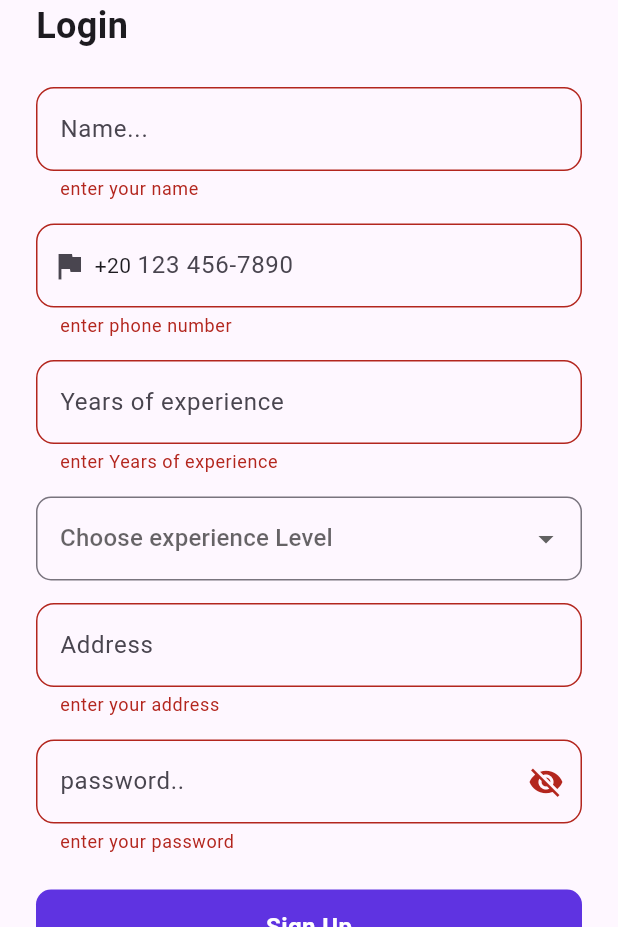
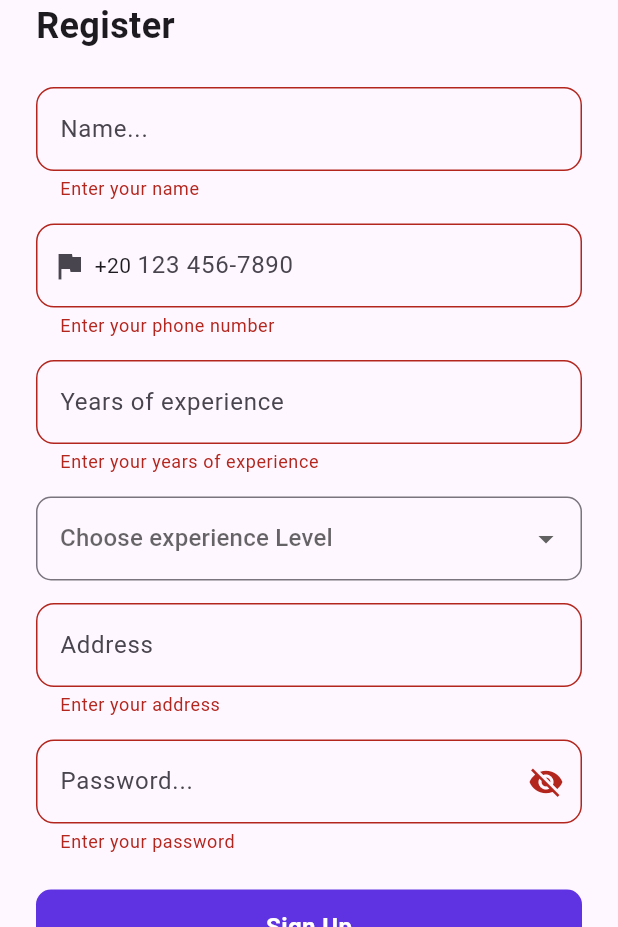
Before and after one commit to abd0-kha1ed/tasky_app, a Flutter app: the SignUpView screen opened by its route, after a tap on "Sign Up", on a phone screen of 412 x 824 dp, the part 309-1236 px from its top. Run offline on Flutter 3.47's test engine with Material 3 defaults, Android fonts, the phone set to English and light mode, and no system bars; our stand-ins replace bloc, dartz, device_preview, dio, flutter_bloc, get_it and 2 more; accounts and stored records are empty.

Commit message:
fix error

```diff
--- a/lib/core/api/api_interceptors.dart
+++ b/lib/core/api/api_interceptors.dart
@@ -7,7 +7,7 @@ class ApiInterceptor extends Interceptor {
   void onRequest(RequestOptions options, RequestInterceptorHandler handler) {
     options.headers[ApiKey.accessToken] =
         CacheHelper().getData(key: ApiKey.accessToken) != null
-            ? 'FOODAPI ${CacheHelper().getData(key: ApiKey.accessToken)}'
+            ? '${CacheHelper().getData(key: ApiKey.accessToken)}'
             : null;
     super.onRequest(options, handler);
   }
--- a/lib/core/api/end_points.dart
+++ b/lib/core/api/end_points.dart
@@ -11,7 +11,7 @@ class EndPoint {
 class ApiKey {
   static String status = "status";
   static String errorMessage = "ErrorMessage";
-  static String experienceYear = "experienceYears";
+  static String experinceYear = "experienceYears";
   static const String id = "_id";
   static const String phoneNumber = "phone";
   static const String password = "password";
@@ -19,7 +19,7 @@ class ApiKey {
   static const String refreshToken = "refresh_token";
   static const String address = "address";
   static String message = "message";
-  static String experienceLevel = "level";
+  static String expericneLevel = "level";
   static String name = "displayName";
 
   static String confirmPassword = "confirmPassword";
--- a/lib/feature/auth/data/data source/auth_remote_data_source.dart
+++ b/lib/feature/auth/data/data source/auth_remote_data_source.dart
@@ -43,8 +43,8 @@ class AuthRemoteDataSource {
         data: {
           ApiKey.name: name,
           ApiKey.phoneNumber: phoneNumber,
-          ApiKey.experienceYear: experienceYear,
-          ApiKey.experienceLevel: experienceLevel,
+          ApiKey.experinceYear: experienceYear,
+          ApiKey.expericneLevel: experienceLevel,
           ApiKey.address: address,
           ApiKey.password: password,
         },
--- a/lib/feature/auth/presentation/view/sign_up_view.dart
+++ b/lib/feature/auth/presentation/view/sign_up_view.dart
@@ -8,12 +8,13 @@ import 'package:to_do_app/feature/auth/presentation/view/widget/sign_up_view_bod
 
 class SignUpView extends StatelessWidget {
   const SignUpView({super.key});
+
   @override
   Widget build(BuildContext context) {
     return BlocProvider(
       create: (context) => RegisterCubit(
         registerUseCase: RegisterUseCase(
-          getIt.get<AuthRopeImpl>(),
+          getIt<AuthRopeImpl>(),
         ),
       ),
       child: const Scaffold(
--- a/lib/feature/auth/presentation/view/widget/register_section.dart
+++ b/lib/feature/auth/presentation/view/widget/register_section.dart
@@ -18,15 +18,18 @@ class _RegisterSectionState extends State<RegisterSection> {
   final GlobalKey<FormState> formKey = GlobalKey();
   AutovalidateMode autovalidateMode = AutovalidateMode.disabled;
   bool _isPasswordVisible = false;
+
+  // تعريف المتغيرات لتخزين القيم
   String? name, phoneNumber, yearsOfExperience, address, password;
   String? selectedExperienceLevel;
+
   @override
   Widget build(BuildContext context) {
     return BlocConsumer<RegisterCubit, RegisterState>(
       listener: (context, state) {
         if (state is RegisterSuccess) {
           ScaffoldMessenger.of(context).showSnackBar(
-            const SnackBar(content: Text('success')),
+            const SnackBar(content: Text('Registration Successful!')),
           );
         } else if (state is RegisterFailure) {
           ScaffoldMessenger.of(context).showSnackBar(
@@ -44,23 +47,28 @@ class _RegisterSectionState extends State<RegisterSection> {
               crossAxisAlignment: CrossAxisAlignment.start,
               children: [
                 const Text(
-                  'Login',
+                  'Register',
                   style: TextStyle(
                     fontSize: 24,
                     fontWeight: FontWeight.w700,
                   ),
                 ),
                 const SizedBox(height: 24),
+
+                // حقل الاسم
                 CustomTextFormField(
                   hintText: 'Name...',
-                  onChanged: (value) {
-                    name = value;
-                  },
+                  onChanged: (value) => name = value,
                   validator: (value) {
-                    return 'enter your name';
+                    if (value == null || value.isEmpty) {
+                      return 'Enter your name';
+                    }
+                    return null;
                   },
                 ),
                 const SizedBox(height: 15),
+
+                // حقل رقم الهاتف
                 CustomTextFormField(
                   hintText: '123 456-7890',
                   keyboardType: TextInputType.phone,
@@ -73,24 +81,30 @@ class _RegisterSectionState extends State<RegisterSection> {
                       Text("+20"),
                     ],
                   ),
-                  onChanged: (value) {
-                    phoneNumber = value;
-                  },
+                  onChanged: (value) => phoneNumber = value,
                   validator: (value) {
-                    return 'enter phone number';
+                    if (value == null || value.isEmpty) {
+                      return 'Enter your phone number';
+                    }
+                    return null;
                   },
                 ),
                 const SizedBox(height: 15),
+
+                // حقل سنوات الخبرة
                 CustomTextFormField(
                   hintText: 'Years of experience',
-                  onChanged: (value) {
-                    yearsOfExperience = value;
-                  },
+                  onChanged: (value) => yearsOfExperience = value,
                   validator: (value) {
-                    return 'enter Years of experience';
+                    if (value == null || value.isEmpty) {
+                      return 'Enter your years of experience';
+                    }
+                    return null;
                   },
                 ),
                 const SizedBox(height: 15),
+
+                // قائمة تحديد مستوى الخبرة
                 CustomDropdown(
                   onChanged: (value) {
                     setState(() {
@@ -102,58 +116,92 @@ class _RegisterSectionState extends State<RegisterSection> {
                     'Mid Level',
                     'Senior Level',
                     'Manager',
-                ]),
+                  ],
+                ),
                 const SizedBox(height: 15),
+
+                // حقل العنوان
                 CustomTextFormField(
                   hintText: 'Address',
-                  onChanged: (value) {
-                    address = value;
-                  },
+                  onChanged: (value) => address = value,
                   validator: (value) {
-                    return 'enter your address';
+                    if (value == null || value.isEmpty) {
+                      return 'Enter your address';
+                    }
+                    return null;
                   },
                 ),
                 const SizedBox(height: 15),
+
+                // حقل كلمة المرور
                 CustomTextFormField(
-                  hintText: 'password..',
+                  hintText: 'Password...',
                   obscureText: !_isPasswordVisible,
-                  suffixIcon: Icon(
+                  suffixIcon: GestureDetector(
+                    onTap: () {
+                      setState(() {
+                        _isPasswordVisible = !_isPasswordVisible;
+                      });
+                    },
+                    child: Icon(
                       _isPasswordVisible
                           ? Icons.visibility
                           : Icons.visibility_off,
                     ),
-                  onTapSuffixIcon: () {
-                    setState(() {
-                      _isPasswordVisible = !_isPasswordVisible;
-                    });
-                  },
-                  onChanged: (value) {
-                    password = value;
-                  },
+                  ),
+                  onChanged: (value) => password = value,
                   validator: (value) {
-                    return 'enter your password';
+                    if (value == null || value.isEmpty) {
+                      return 'Enter your password';
+                    }
+                    return null;
                   },
                 ),
                 const SizedBox(height: 24),
+
+                // زر التسجيل
                 state is RegisterLoading
                     ? const CircularProgressIndicator()
                     : CustomButton(
                         title: 'Sign Up',
                         onTap: () {
+                          FocusScope.of(context)
+                              .unfocus(); // إغلاق لوحة المفاتيح
+
                           if (formKey.currentState!.validate()) {
                             formKey.currentState!.save();
+
+                            if (selectedExperienceLevel == null) {
+                              ScaffoldMessenger.of(context).showSnackBar(
+                                const SnackBar(
+                                    content: Text(
+                                        'Please select an experience level')),
+                              );
+                              return;
+                            }
+
+                            context.read<RegisterCubit>().register(
+                                  name: name!,
+                                  phoneNumber: phoneNumber!,
+                                  experienceYear: yearsOfExperience!,
+                                  experienceLevel: selectedExperienceLevel!,
+                                  address: address!,
+                                  password: password!,
+                                );
                           } else {
+                            setState(() {
                               autovalidateMode = AutovalidateMode.always;
-                            setState(() {});
+                            });
                           }
-                          context.read<RegisterCubit>().register(name: name!, phoneNumber: phoneNumber!, experienceYear: yearsOfExperience!, experienceLevel: selectedExperienceLevel!, address: address!, password: password!);
                         },
                       ),
                 const SizedBox(height: 24),
+
+                // الانتقال إلى صفحة تسجيل الدخول
                 Row(
                   mainAxisAlignment: MainAxisAlignment.center,
                   children: [
-                    const Text('Already have any account? '),
+                    const Text('Already have an account? '),
                     GestureDetector(
                       onTap: () {
                         GoRouter.of(context).pop();
@@ -168,7 +216,7 @@ class _RegisterSectionState extends State<RegisterSection> {
                       ),
                     )
                   ],
-                )
+                ),
               ],
             ),
           ),
```
Also changed, not shown: lib/core/api/dio_consumer.dart (+6 -2 lines), lib/core/utils/functions/setup_service_locator.dart (+14 -6 lines), lib/main.dart (+14 -17 lines), lib/core/cache/cache_helper.dart (line endings or trailing spaces). Lines whose indentation alone changed are shown as unchanged.
